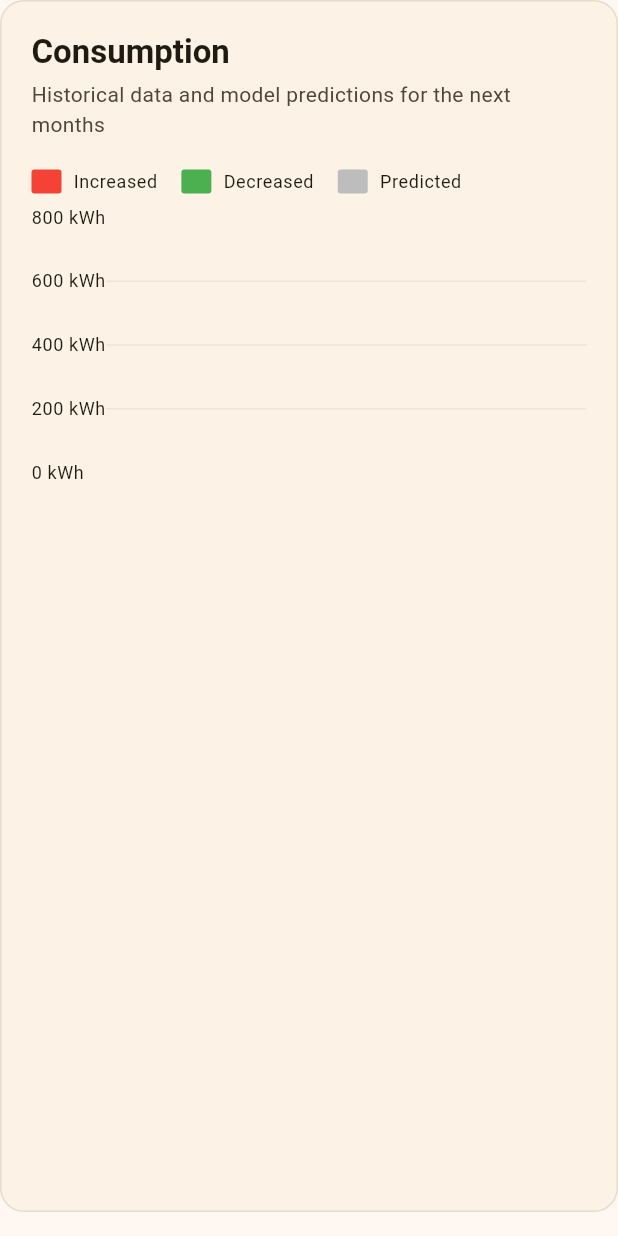
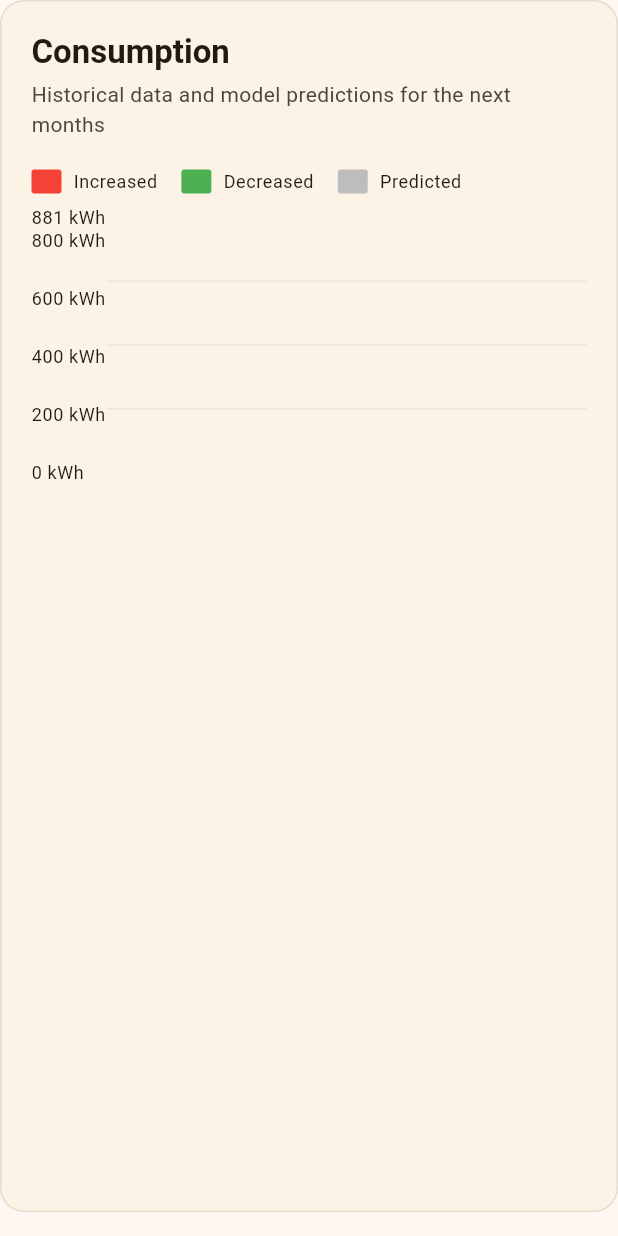
Before and after one commit to walking-octopus/load_schedule, a Flutter app: the ConsumptionChart widget shown alone on an empty page, opened directly with empty values, on a phone screen of 412 x 824 dp. Run offline on Flutter 3.47's test engine with Material 3 defaults, Android fonts, the phone set to English and light mode, and no system bars; drawn by our look-alikes of fl_chart; our stand-ins replace geolocator, shared_preferences; accounts and stored records are empty.

Commit message:
fix(chart): use dynamic maxY for consumption chart to prevent overflow
Calculate maxY based on actual data instead of hardcoded 800 kWh:
- Find maximum consumption value across all data points
- Add 10% padding to maxY for visual spacing
- Update grid interval to maxY/4 for consistent spacing
- Fallback to 800 if no data

This prevents bars from overflowing the card when consumption
exceeds 800 kWh and adapts the Y-axis scale to the data range.

```diff
--- a/lib/pages/insights/widgets.dart
+++ b/lib/pages/insights/widgets.dart
@@ -262,6 +262,10 @@ class ConsumptionChart extends StatelessWidget {
 
   @override
   Widget build(BuildContext context) {
+    // Calculate dynamic maxY based on data
+    final maxKwh = data.isEmpty ? 800.0 : data.map((e) => e.kwh).reduce((a, b) => a > b ? a : b);
+    final dynamicMaxY = (maxKwh * 1.1).ceilToDouble(); // Add 10% padding
+
     return Container(
       margin: const EdgeInsets.only(bottom: 16),
       decoration: BoxDecoration(
@@ -318,7 +322,7 @@ class ConsumptionChart extends StatelessWidget {
                       gridData: FlGridData(
                         show: true,
                         drawVerticalLine: false,
-                        horizontalInterval: 200,
+                        horizontalInterval: dynamicMaxY / 4, // 4 grid lines
                         getDrawingHorizontalLine: (value) {
                           return FlLine(
                             color: Theme.of(
@@ -368,7 +372,7 @@ class ConsumptionChart extends StatelessWidget {
                       borderData: FlBorderData(show: false),
                       barGroups: _buildBarGroups(),
                       minY: 0,
-                      maxY: 800,
+                      maxY: dynamicMaxY,
                       barTouchData: BarTouchData(
                         enabled: true,
                         touchTooltipData: BarTouchTooltipData(
```
